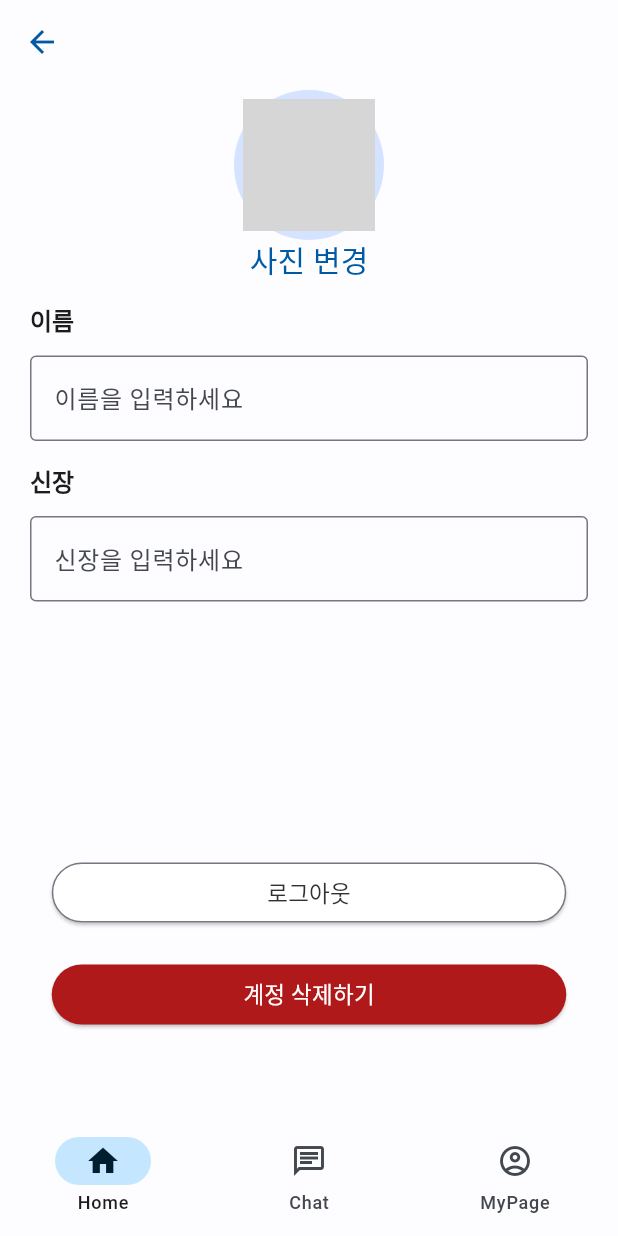
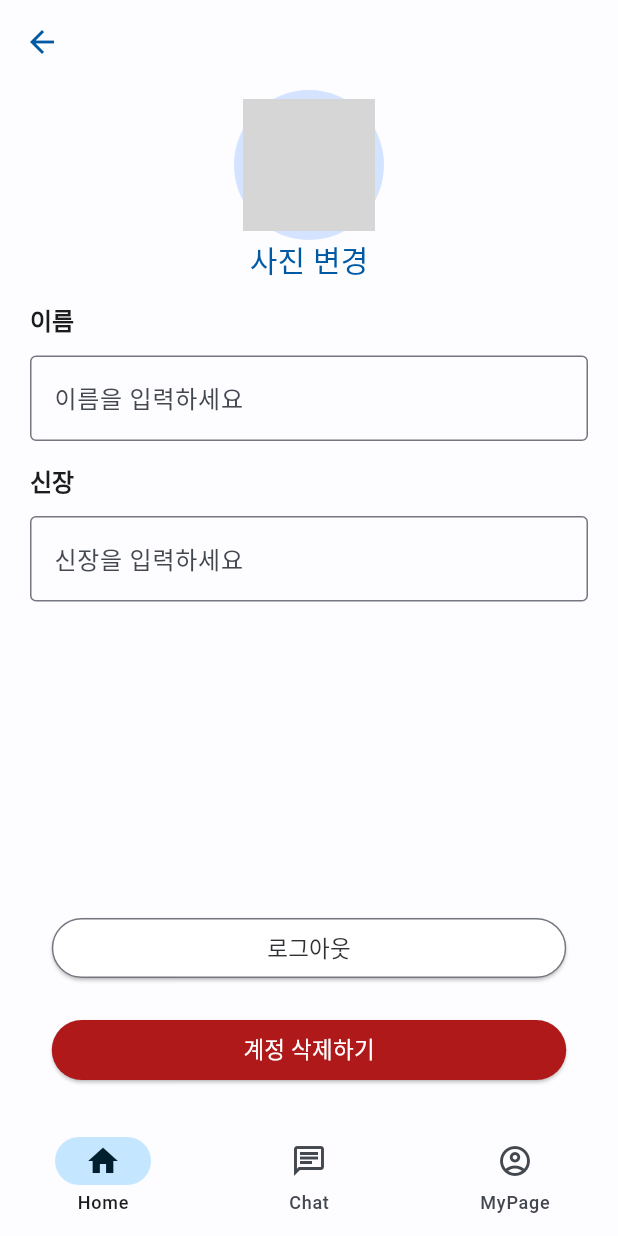
Before and after one commit to sam2244/FitweenV0, a Flutter app: the SettingPage screen opened by its route, on a phone screen of 412 x 824 dp. Run offline on Flutter 3.47's test engine with Material 2 defaults, Android fonts, the phone set to English and light mode, and no system bars; our stand-ins replace carousel_slider, cloud_firestore, dots_indicator, firebase_auth, firebase_core, firebase_storage and 9 more; missing offline and left inert: flutter_shake_animated; accounts and stored records are empty; network calls fail; Roboto replaces fonts that are missing (Noto_Sans_KR); grey boxes are pictures that could not be loaded.

Commit message:
settingpage update

```diff
--- a/lib/view/page/setting/setting.dart
+++ b/lib/view/page/setting/setting.dart
@@ -21,6 +21,7 @@ class SettingPage extends StatelessWidget {
                 MyProfileImageButton(),
                 NameTextField(),
                 HeightTextField(),
+                Expanded(child: SizedBox()),
                 LogOutButton(),
                 DeleteUserButton(),
               ],
--- a/lib/view/page/setting/widget.dart
+++ b/lib/view/page/setting/widget.dart
@@ -189,7 +189,7 @@ class LogOutButton extends StatelessWidget {
           return Column(
             children: [
               Container(
-                margin: const EdgeInsets.fromLTRB(0.0, 170.0, 0.0, 10.0),
+                margin: const EdgeInsets.fromLTRB(0.0, 50.0, 0.0, 10.0),
                 width: 343,
                 child: ElevatedButton(
                   style: ElevatedButton.styleFrom(
@@ -223,7 +223,7 @@ class DeleteUserButton extends StatelessWidget {
           return Column(
             children: [
               Container(
-                margin: const EdgeInsets.fromLTRB(0.0, 10.0, 0.0, 10.0),
+                margin: const EdgeInsets.fromLTRB(0.0, 10.0, 0.0, 20.0),
                 width: 343,
                 child: ElevatedButton(
                   style: ElevatedButton.styleFrom(
```
